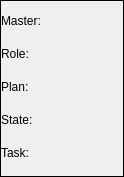
dasys-lab/alica-essentials, file alica_client/src/alica/AlicaWidget.ui: the form before one commit.
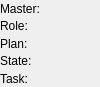
The form after the commit.

Diff of the .ui file:
```diff
--- a/alica_client/src/alica/AlicaWidget.ui
+++ b/alica_client/src/alica/AlicaWidget.ui
@@ -9,14 +9,26 @@
    <rect>
     <x>0</x>
     <y>0</y>
-    <width>124</width>
-    <height>177</height>
+    <width>100</width>
+    <height>87</height>
    </rect>
   </property>
+  <property name="sizePolicy">
+   <sizepolicy hsizetype="Minimum" vsizetype="Minimum">
+    <horstretch>0</horstretch>
+    <verstretch>0</verstretch>
+   </sizepolicy>
+  </property>
+  <property name="minimumSize">
+   <size>
+    <width>50</width>
+    <height>50</height>
+   </size>
+  </property>
   <property name="maximumSize">
    <size>
-    <width>400</width>
-    <height>300</height>
+    <width>300</width>
+    <height>87</height>
    </size>
   </property>
   <property name="windowTitle">
@@ -25,10 +37,16 @@
   <property name="frameShape">
    <enum>QFrame::Box</enum>
   </property>
+  <property name="lineWidth">
+   <number>0</number>
+  </property>
   <layout class="QHBoxLayout" name="horizontalLayout">
    <property name="spacing">
     <number>0</number>
    </property>
+   <property name="sizeConstraint">
+    <enum>QLayout::SetMinimumSize</enum>
+   </property>
    <property name="leftMargin">
     <number>0</number>
    </property>
@@ -60,9 +78,12 @@
        <property name="maximumSize">
         <size>
          <width>85</width>
-         <height>27</height>
+         <height>18</height>
         </size>
        </property>
+       <property name="lineWidth">
+        <number>0</number>
+       </property>
        <property name="text">
         <string>Master:</string>
        </property>
@@ -73,9 +94,12 @@
        <property name="maximumSize">
         <size>
          <width>35</width>
-         <height>27</height>
+         <height>18</height>
         </size>
        </property>
+       <property name="lineWidth">
+        <number>0</number>
+       </property>
        <property name="text">
         <string>Role:</string>
        </property>
@@ -86,9 +110,12 @@
        <property name="maximumSize">
         <size>
          <width>35</width>
-         <height>27</height>
+         <height>18</height>
         </size>
        </property>
+       <property name="lineWidth">
+        <number>0</number>
+       </property>
        <property name="text">
         <string>Plan:</string>
        </property>
@@ -99,9 +126,12 @@
        <property name="maximumSize">
         <size>
          <width>40</width>
-         <height>27</height>
+         <height>18</height>
         </size>
        </property>
+       <property name="lineWidth">
+        <number>0</number>
+       </property>
        <property name="text">
         <string>State:</string>
        </property>
@@ -112,9 +142,12 @@
        <property name="maximumSize">
         <size>
          <width>35</width>
-         <height>27</height>
+         <height>18</height>
         </size>
        </property>
+       <property name="lineWidth">
+        <number>0</number>
+       </property>
        <property name="text">
         <string>Task:</string>
        </property>
@@ -124,12 +157,18 @@
    </item>
    <item>
     <layout class="QVBoxLayout" name="verticalValLayout">
+     <property name="spacing">
+      <number>0</number>
+     </property>
+     <property name="sizeConstraint">
+      <enum>QLayout::SetMinimumSize</enum>
+     </property>
      <item>
       <widget class="QLabel" name="masterPlanVal">
        <property name="maximumSize">
         <size>
          <width>16777215</width>
-         <height>27</height>
+         <height>18</height>
         </size>
        </property>
        <property name="text">
@@ -142,7 +181,7 @@
        <property name="maximumSize">
         <size>
          <width>16777215</width>
-         <height>27</height>
+         <height>18</height>
         </size>
        </property>
        <property name="text">
@@ -155,7 +194,7 @@
        <property name="maximumSize">
         <size>
          <width>16777215</width>
-         <height>27</height>
+         <height>18</height>
         </size>
        </property>
        <property name="text">
@@ -168,7 +207,7 @@
        <property name="maximumSize">
         <size>
          <width>16777215</width>
-         <height>27</height>
+         <height>18</height>
         </size>
        </property>
        <property name="text">
@@ -181,9 +220,12 @@
        <property name="maximumSize">
         <size>
          <width>16777215</width>
-         <height>27</height>
+         <height>18</height>
         </size>
        </property>
+       <property name="lineWidth">
+        <number>0</number>
+       </property>
        <property name="text">
         <string/>
        </property>
```
Left out of the diff: 3 changed lines with no effect on the pictures.
